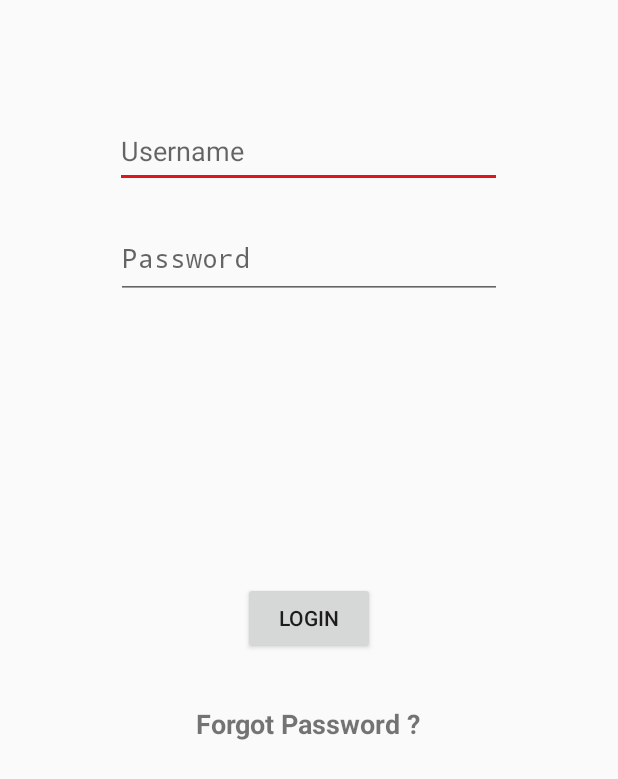
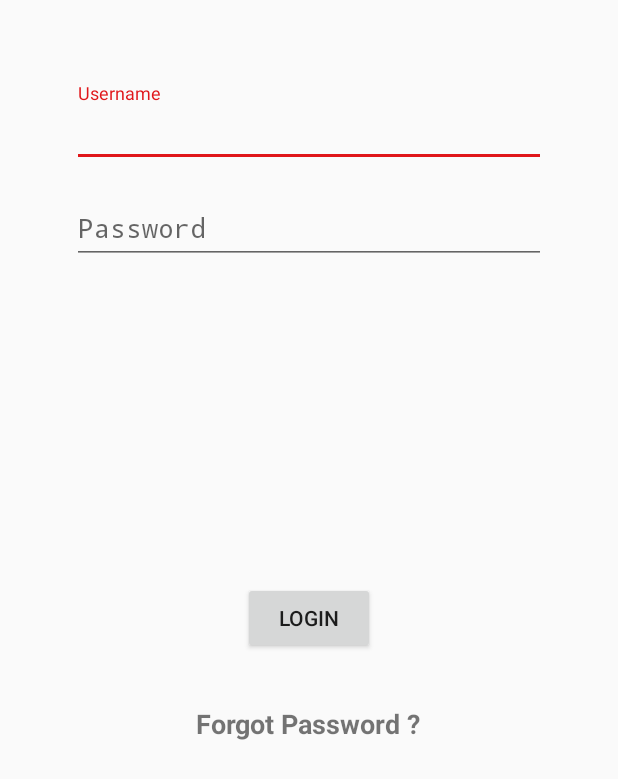
Before and after one commit to nikeshc07/Life-Saving-App-Blood-Bank, an Android app: the login screen opened directly, with no data from a screen before it, on a phone screen of 412 x 824 dp. Shown: the top 779 px of the screen. Run offline under Robolectric (Android 15) with nearby library versions, the phone set to English and light mode, and no system bars; our stand-ins replace Firebase (no records; nobody signed in at launch, a user with empty details on screens opened directly).

Commit message:
your commit message goes here!

```diff
--- a/app/src/main/java/com/example/satwik/blooddonor/MainActivity.java
+++ b/app/src/main/java/com/example/satwik/blooddonor/MainActivity.java
@@ -76,6 +76,7 @@ public class MainActivity extends AppCompatActivity
     public boolean onCreateOptionsMenu(Menu menu) {
         // Inflate the menu; this adds items to the action bar if it is present.
         getMenuInflater().inflate(R.menu.main, menu);
+
         return true;
     }
 
@@ -86,10 +87,6 @@ public class MainActivity extends AppCompatActivity
         // as you specify a parent activity in AndroidManifest.xml.
         int id = item.getItemId();
 
-        //noinspection SimplifiableIfStatement
-        if (id == R.id.action_settings) {
-            return true;
-        }
 
         return super.onOptionsItemSelected(item);
     }
@@ -100,16 +97,20 @@ public class MainActivity extends AppCompatActivity
         // Handle navigation view item clicks here.
         int id = item.getItemId();
 
+        if(id==R.id.ID_menudonate)
+        {
+
+            Intent nav_donate=new Intent(MainActivity.this,login.class);
+            startActivity(nav_donate);
+            Toast.makeText(MainActivity.this,"login and use the services",Toast.LENGTH_LONG).show();
+            return true;
+        }
+
         if (id == R.id.ET_password) {
-
-
 
         } else if (id == R.string.list) {
 
         }
-
-
-
         DrawerLayout drawer = (DrawerLayout) findViewById(R.id.drawer_layout);
         drawer.closeDrawer(GravityCompat.START);
         return true;
--- a/app/src/main/java/com/example/satwik/blooddonor/signup.java
+++ b/app/src/main/java/com/example/satwik/blooddonor/signup.java
@@ -88,7 +88,7 @@ public class signup extends Activity  {
                         .addOnCompleteListener(signup.this, new OnCompleteListener<AuthResult>() {
                             @Override
                             public void onComplete(@NonNull Task<AuthResult> task) {
-                                Toast.makeText(signup.this, "createUserWithEmail:onComplete:" + task.isSuccessful(), Toast.LENGTH_SHORT).show();
+                                Toast.makeText(signup.this, "registering user..." + task.isSuccessful(), Toast.LENGTH_SHORT).show();
                                 // If sign in fails, display a message to the user. If sign in succeeds
                                 // the auth state listener will be notified and logic to handle the
                                 // signed in user can be handled in the listener.
--- a/app/src/main/res/layout/login_intent.xml
+++ b/app/src/main/res/layout/login_intent.xml
@@ -5,22 +5,29 @@
     android:orientation="vertical" android:layout_width="match_parent"
     android:layout_height="match_parent"
     >
-
+<android.support.design.widget.TextInputLayout
+    android:id="@+id/textinputlayout_username"
+    android:layout_width="match_parent"
+    android:layout_height="wrap_content"
+   android:layout_marginStart="48dp"
+    android:layout_marginEnd="48dp"
+    android:layout_marginTop="55dp">
 
     <EditText
         android:id="@+id/ET_login_username"
-        android:layout_width="258dp"
-        android:layout_height="49dp"
+        android:layout_width="match_parent"
+        android:layout_height="wrap_content"
+        android:layout_alignEnd="@+id/ET_login_password"
+        android:layout_alignParentTop="true"
+        android:layout_alignRight="@+id/ET_login_password"
+        android:layout_marginTop="76dp"
         android:ems="10"
         android:hint="Username"
         android:inputType="textPersonName"
         tools:layout_editor_absoluteX="63dp"
-        tools:layout_editor_absoluteY="76dp"
-        android:layout_alignParentTop="true"
-        android:layout_alignRight="@+id/ET_login_password"
-        android:layout_alignEnd="@+id/ET_login_password"
+        tools:layout_editor_absoluteY="76dp" />
+</android.support.design.widget.TextInputLayout>
 
-        android:layout_marginTop="76dp" />
 
     <Button
         android:id="@+id/btn_login"
@@ -43,16 +50,28 @@
         android:textSize="18sp"
         android:textStyle="normal|bold" />
 
+<android.support.design.widget.TextInputLayout
+    android:id="@+id/textinputlayout_pwd"
+    android:layout_width="match_parent"
+    android:layout_height="wrap_content"
+    android:layout_marginStart="48dp"
+    android:layout_marginEnd="48dp"
+    android:layout_marginTop="120dp"
+
+    >
+
     <EditText
         android:id="@+id/ET_login_password"
-        android:layout_width="257dp"
-        android:layout_height="54dp"
+        android:layout_width="match_parent"
+        android:layout_height="wrap_content"
+        android:layout_above="@+id/btn_login"
+        android:layout_centerHorizontal="true"
+        android:layout_marginBottom="26dp"
         android:ems="10"
         android:hint="Password"
         android:inputType="textPassword"
+        android:visibility="visible"
         tools:layout_editor_absoluteX="64dp"
-        tools:layout_editor_absoluteY="146dp"
-        android:layout_marginTop="20dp"
-        android:layout_below="@+id/ET_login_username"
-        android:layout_centerHorizontal="true" />
+        tools:layout_editor_absoluteY="146dp" />
+</android.support.design.widget.TextInputLayout>
 </RelativeLayout>
--- a/app/src/main/res/menu/activity_main_drawer.xml
+++ b/app/src/main/res/menu/activity_main_drawer.xml
@@ -4,7 +4,7 @@
 
     <group android:checkableBehavior="single">
         <item
-            android:id="@string/Donate"
+            android:id="@+id/ID_menudonate"
             android:icon="@drawable/ic_donor"
             android:title="Donate" />
         <item
--- a/app/src/main/res/values/strings.xml
+++ b/app/src/main/res/values/strings.xml
@@ -8,7 +8,9 @@
     <string name="blood">Blood</string>
 
     <string name="action_settings">feedback</string>
+    <string name="password">Password</string>
     <string-array name="bloodgroups">
+        <item>Blood Group</item>
         <item>A</item>
         <item>A+</item>
         <item>B</item>
@@ -24,6 +26,7 @@
     </string-array>
 
     <string-array name="states">
+        <item>STATES</item>
         <item>Andhra Pradesh</item>
         <item>Arunachal Pradesh</item>
         <item>Asssam</item>
```
